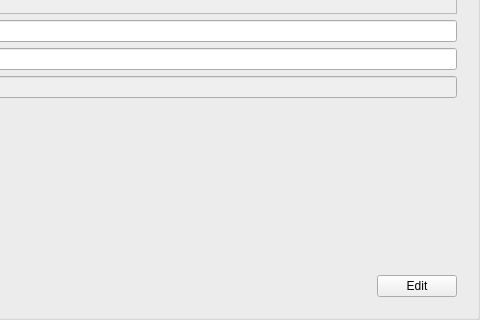
jmuelbert/jmbde-QT, file src/libs/widgets/src/views/accountinputarea.ui: the form before one commit; both pictures show x 250 to 730 and y 289 to 609 of the 730 by 609 pixel window.
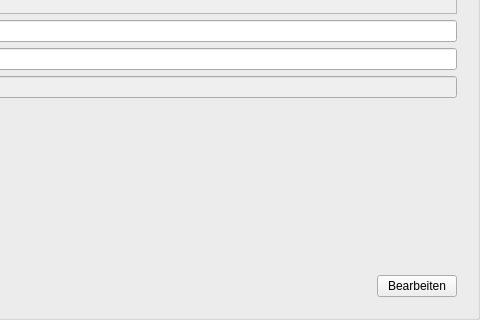
The form after the commit.

Diff of the .ui file:
```diff
--- a/src/libs/widgets/src/views/accountinputarea.ui
+++ b/src/libs/widgets/src/views/accountinputarea.ui
@@ -168,7 +168,7 @@
         <item>
          <widget class="QPushButton" name="pushButton_EditFinish">
           <property name="text">
-           <string>Edit</string>
+           <string>Bearbeiten</string>
           </property>
          </widget>
         </item>
```
Left out of the diff: 8 changed lines with no effect on the pictures.
